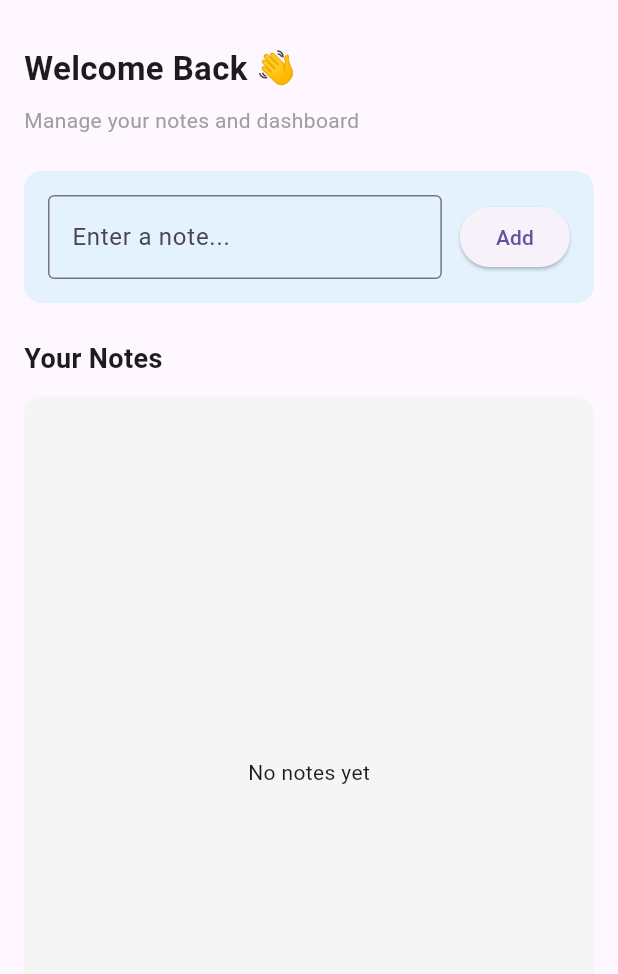
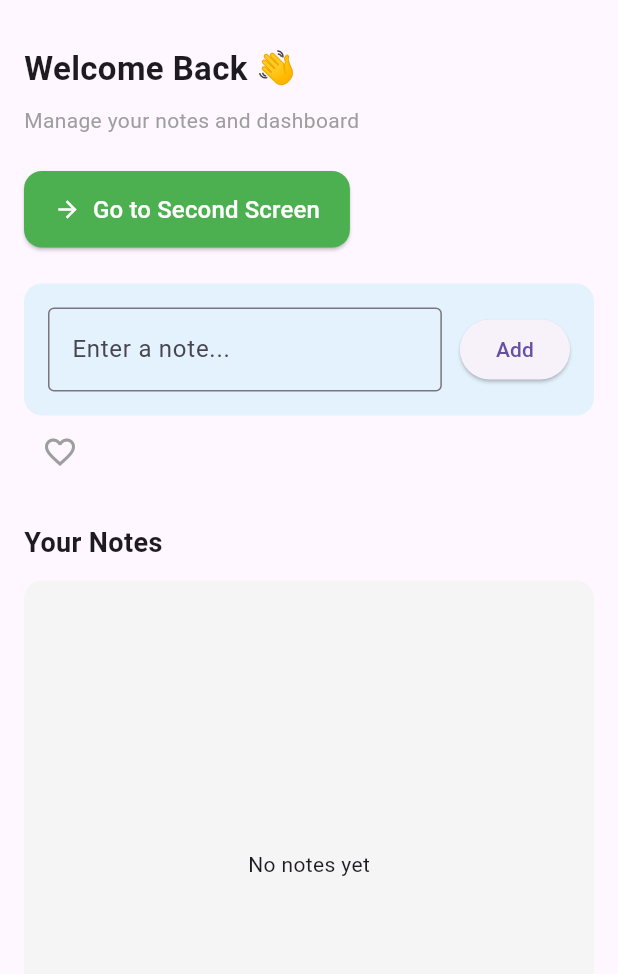
Before and after one commit to kalviumcommunity/S75-0226-SafeStride-Flutter-FireBase-GoogleCloud, a Flutter app: the HomeScreen screen opened by its route, on a phone screen of 412 x 824 dp, the part 63-1037 px from its top. Run offline on Flutter 3.47's test engine with Material 3 defaults, Android fonts, the phone set to English and light mode, and no system bars; our stand-ins replace cloud_firestore, firebase_auth, firebase_core, google_sign_in; accounts and stored records are empty.

Commit message:
feat: implemented reusable stateless and stateful widgets for modular UI design

```diff
--- a/safestride/lib/screens/home_screen.dart
+++ b/safestride/lib/screens/home_screen.dart
@@ -1,5 +1,7 @@
 import 'package:flutter/material.dart';
 import '../services/firestore_service.dart';
+import '../widgets/custom_dashboard_button.dart';
+import '../widgets/favorite_toggle_button.dart';
 
 class HomeScreen extends StatelessWidget {
   HomeScreen({super.key});
@@ -9,7 +11,6 @@ class HomeScreen extends StatelessWidget {
 
   @override
   Widget build(BuildContext context) {
-
     final screenWidth = MediaQuery.of(context).size.width;
 
     final isMobile = screenWidth < 600;
@@ -17,32 +18,27 @@ class HomeScreen extends StatelessWidget {
     final isDesktop = screenWidth >= 1024;
 
     return Scaffold(
-
       appBar: AppBar(
         title: const Text("SafeStride Dashboard"),
         centerTitle: true,
       ),
 
       body: Center(
-
         child: Container(
-
           constraints: BoxConstraints(
             maxWidth: isDesktop
                 ? 900
                 : isTablet
-                    ? 700
-                    : double.infinity,
+                ? 700
+                : double.infinity,
           ),
 
           padding: EdgeInsets.all(isMobile ? 16 : 24),
 
           child: Column(
-
             crossAxisAlignment: CrossAxisAlignment.start,
 
             children: [
-
               // HEADER
               Text(
                 "Welcome Back 👋",
@@ -63,6 +59,16 @@ class HomeScreen extends StatelessWidget {
               ),
 
               const SizedBox(height: 24),
+              CustomDashboardButton(
+                label: "Go to Second Screen",
+                icon: Icons.arrow_forward,
+                color: Colors.green,
+                onPressed: () {
+                  Navigator.pushNamed(context, '/second');
+                },
+              ),
+
+              const SizedBox(height: 24),
 
               // INPUT CARD
               Container(
@@ -74,9 +80,7 @@ class HomeScreen extends StatelessWidget {
                 ),
 
                 child: Row(
-
                   children: [
-
                     Expanded(
                       child: TextField(
                         controller: textController,
@@ -91,20 +95,18 @@ class HomeScreen extends StatelessWidget {
 
                     ElevatedButton(
                       onPressed: () {
-
                         if (textController.text.isNotEmpty) {
                           firestore.addData(textController.text);
                           textController.clear();
                         }
-
                       },
                       child: const Text("Add"),
                     ),
-
                   ],
                 ),
               ),
 
+              const FavoriteToggleButton(),
               const SizedBox(height: 24),
 
               // NOTES HEADER
@@ -121,49 +123,34 @@ class HomeScreen extends StatelessWidget {
               // NOTES LIST
               Expanded(
                 child: Container(
-
                   decoration: BoxDecoration(
                     color: Colors.grey.shade100,
                     borderRadius: BorderRadius.circular(12),
                   ),
 
                   child: StreamBuilder(
-
                     stream: firestore.readData(),
 
                     builder: (context, snapshot) {
-
-                      if (snapshot.connectionState ==
-                          ConnectionState.waiting) {
-                        return const Center(
-                          child: CircularProgressIndicator(),
-                        );
+                      if (snapshot.connectionState == ConnectionState.waiting) {
+                        return const Center(child: CircularProgressIndicator());
                       }
 
-                      if (!snapshot.hasData ||
-                          snapshot.data!.docs.isEmpty) {
-                        return const Center(
-                          child: Text("No notes yet"),
-                        );
+                      if (!snapshot.hasData || snapshot.data!.docs.isEmpty) {
+                        return const Center(child: Text("No notes yet"));
                       }
 
                       final docs = snapshot.data!.docs;
 
                       return ListView.builder(
-
                         padding: const EdgeInsets.all(8),
 
                         itemCount: docs.length,
 
                         itemBuilder: (context, index) {
-
                           return Card(
-
                             child: ListTile(
-
-                              title: Text(
-                                docs[index]['text'],
-                              ),
+                              title: Text(docs[index]['text']),
 
                               leading: const Icon(
                                 Icons.note,
@@ -177,36 +164,21 @@ class HomeScreen extends StatelessWidget {
                                 ),
 
                                 onPressed: () {
-                                  firestore.deleteData(
-                                    docs[index].id,
-                                  );
+                                  firestore.deleteData(docs[index].id);
                                 },
                               ),
-
                             ),
                           );
-
                         },
-
                       );
-
                     },
-
                   ),
-
                 ),
               ),
-
             ],
-
           ),
-
         ),
-
       ),
-
     );
-
   }
-
 }
--- a/safestride/lib/screens/signup_screen.dart
+++ b/safestride/lib/screens/signup_screen.dart
@@ -11,7 +11,7 @@ class SignupScreen extends StatefulWidget {
 class _SignupScreenState extends State<SignupScreen> {
   final _emailController = TextEditingController();
   final _passwordController = TextEditingController();
-  final _auth = AuthService();
+  final _auth = AuthService.instance;
 
   bool _obscurePassword = true;
   bool _isLoading = false;
--- /dev/null
+++ b/safestride/lib/widgets/custom_dashboard_button.dart
@@ -0,0 +1,33 @@
+import 'package:flutter/material.dart';
+
+class CustomDashboardButton extends StatelessWidget {
+  final String label;
+  final IconData icon;
+  final VoidCallback onPressed;
+  final Color color;
+
+  const CustomDashboardButton({
+    super.key,
+    required this.label,
+    required this.icon,
+    required this.onPressed,
+    this.color = Colors.blue,
+  });
+
+  @override
+  Widget build(BuildContext context) {
+    return ElevatedButton.icon(
+      style: ElevatedButton.styleFrom(
+        backgroundColor: color,
+        padding: const EdgeInsets.symmetric(horizontal: 20, vertical: 14),
+        shape: RoundedRectangleBorder(borderRadius: BorderRadius.circular(12)),
+      ),
+      icon: Icon(icon, color: Colors.white),
+      label: Text(
+        label,
+        style: const TextStyle(color: Colors.white, fontSize: 16),
+      ),
+      onPressed: onPressed,
+    );
+  }
+}
--- /dev/null
+++ b/safestride/lib/widgets/favorite_toggle_button.dart
@@ -0,0 +1,27 @@
+import 'package:flutter/material.dart';
+
+class FavoriteToggleButton extends StatefulWidget {
+  const FavoriteToggleButton({super.key});
+
+  @override
+  State<FavoriteToggleButton> createState() => _FavoriteToggleButtonState();
+}
+
+class _FavoriteToggleButtonState extends State<FavoriteToggleButton> {
+  bool isFavorite = false;
+
+  @override
+  Widget build(BuildContext context) {
+    return IconButton(
+      icon: Icon(
+        isFavorite ? Icons.favorite : Icons.favorite_border,
+        color: isFavorite ? Colors.red : Colors.grey,
+      ),
+      onPressed: () {
+        setState(() {
+          isFavorite = !isFavorite;
+        });
+      },
+    );
+  }
+}
```
Also changed, not shown: safestride/lib/screens/login_screen.dart (+18 -8 lines), safestride/lib/screens/second_screen.dart (+25 -3 lines), safestride/lib/services/auth_service.dart (+42 -5 lines), 1 other file.
